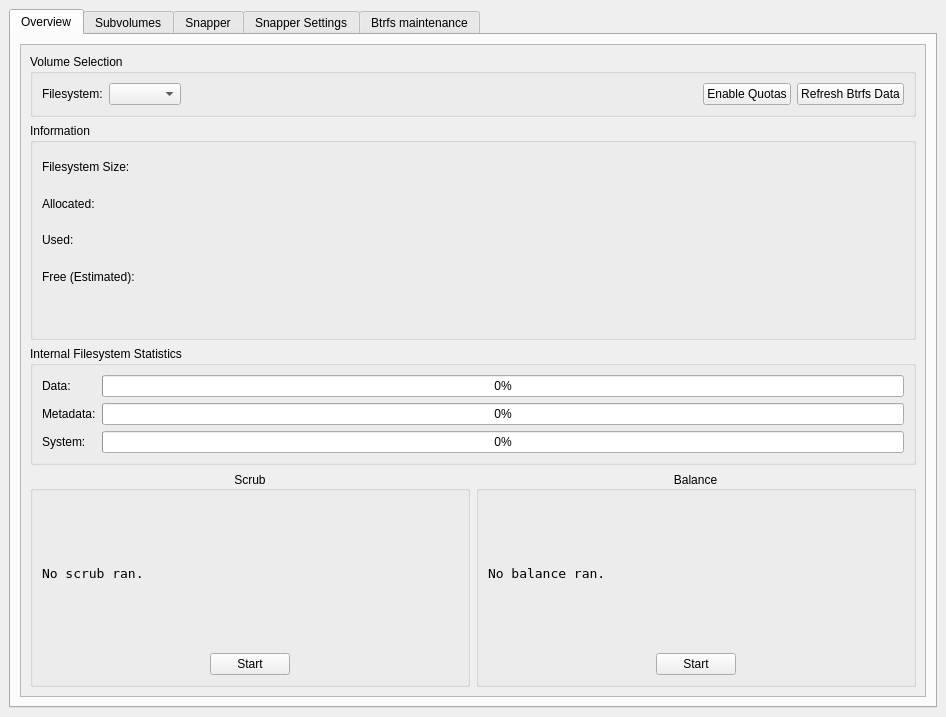
nexusriot/btrfs-assistant, file src/ui/MainWindow.ui: the form before one commit.
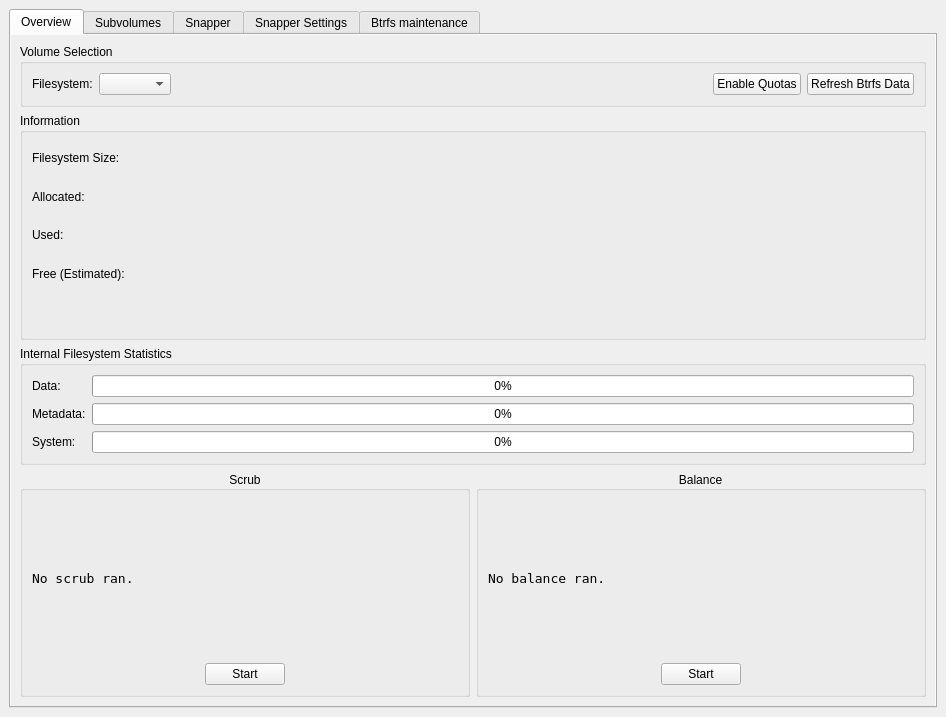
The form after the commit. Icons and pictures are not drawn. Custom widgets are drawn as their Qt base class.

Commit message: Reduce margins and hide some frames to reduce the nested boxes in the UI

Patch:
```diff
--- a/src/ui/MainWindow.ui
+++ b/src/ui/MainWindow.ui
@@ -31,8 +31,23 @@
         <string>Overview</string>
        </attribute>
        <layout class="QGridLayout" name="gridLayout_33">
+        <property name="leftMargin">
+         <number>0</number>
+        </property>
+        <property name="topMargin">
+         <number>0</number>
+        </property>
+        <property name="rightMargin">
+         <number>0</number>
+        </property>
+        <property name="bottomMargin">
+         <number>0</number>
+        </property>
         <item row="0" column="0">
          <widget class="QScrollArea" name="scrollArea_btrfs">
+          <property name="frameShape">
+           <enum>QFrame::NoFrame</enum>
+          </property>
           <property name="widgetResizable">
            <bool>true</bool>
           </property>
@@ -41,8 +56,8 @@
             <rect>
              <x>0</x>
              <y>0</y>
-             <width>904</width>
-             <height>648</height>
+             <width>924</width>
+             <height>668</height>
             </rect>
            </property>
            <layout class="QGridLayout" name="gridLayout_7">
```
Left out of the diff: 69 changed lines with no effect on the pictures.
